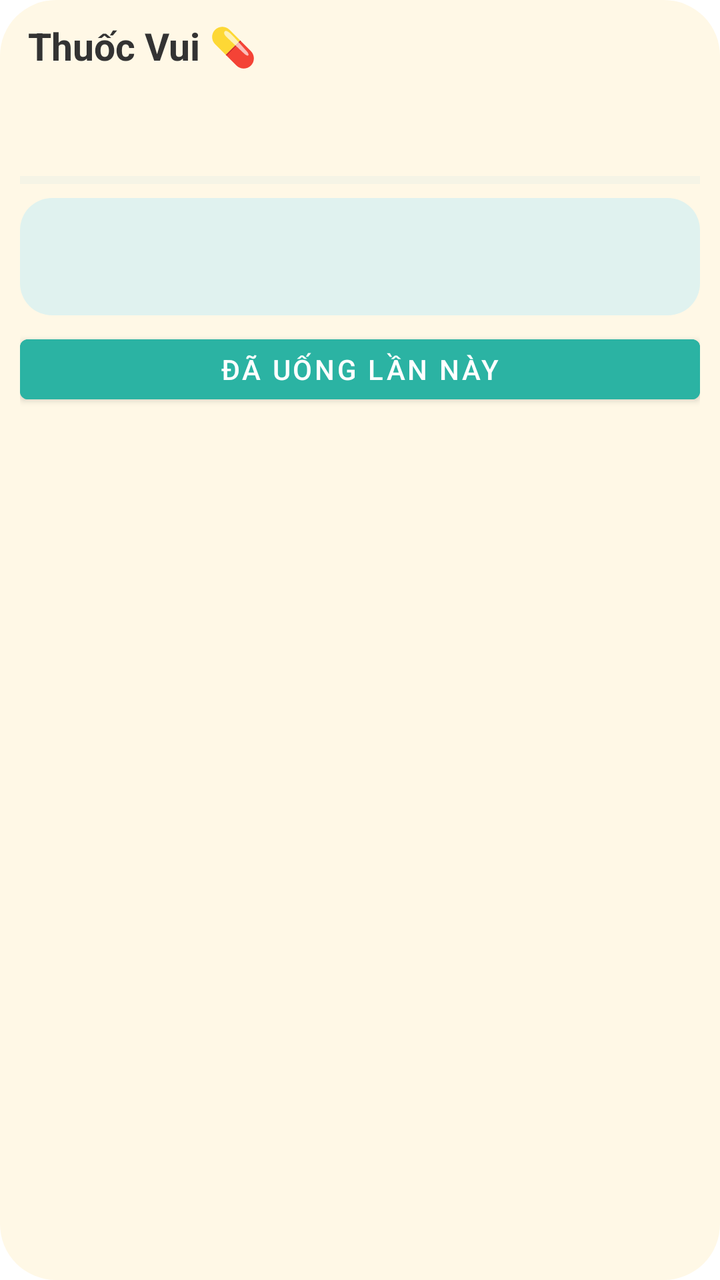
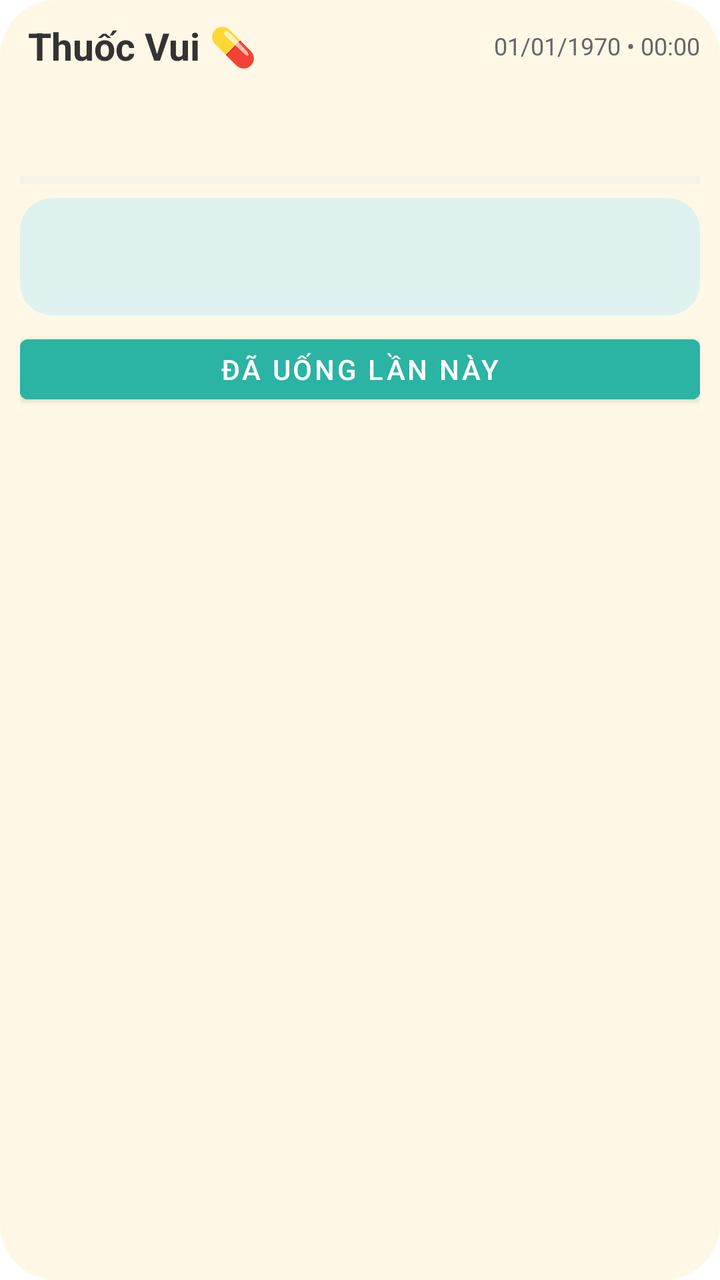

The first picture is an Android layout as it rendered before a commit; the second is the same layout after the commit. The layout source and the unified diff follow.
<!-- AndroidManifest.xml: fallback theme Theme.MaterialComponents.DayNight.NoActionBar -->
<!-- res/layout/thuoc_vui_widget.xml -->
<?xml version="1.0" encoding="utf-8"?>
<LinearLayout xmlns:android="http://schemas.android.com/apk/res/android"
    android:id="@+id/widget_container"
    android:layout_width="match_parent"
    android:layout_height="match_parent"
    android:layout_margin="4dp"
    android:orientation="vertical"
    android:background="@drawable/widget_background"
    android:padding="10dp">
    <TextView
        android:id="@+id/widget_title"
        android:layout_width="match_parent"
        android:layout_height="wrap_content"
        android:layout_marginLeft="4dp"
        android:text="Thuốc Vui 💊"
        android:textSize="19sp"
        android:textStyle="bold"
        android:textColor="#333333" />
    <TextView
        android:id="@+id/widget_pip"
        android:layout_width="match_parent"
        android:layout_height="wrap_content"
        android:layout_marginTop="4dp"
        android:textSize="14sp"
        android:textColor="#333333" />
    <TextView
        android:id="@+id/widget_progress"
        android:layout_width="match_parent"
        android:layout_height="wrap_content"
        android:layout_marginTop="4dp"
        android:textSize="15sp"
        android:textColor="#333333" />
    <ProgressBar
        android:id="@+id/widget_progress_bar"
        style="?android:attr/progressBarStyleHorizontal"
        android:layout_width="match_parent"
        android:layout_height="6dp"
        android:layout_marginTop="4dp"
        android:max="100"
        android:progress="0"
        android:progressTint="#2BB3A3"
        android:progressBackgroundTint="#D9E8E5" />
    <LinearLayout
        android:id="@+id/widget_next_card"
        android:layout_width="match_parent"
        android:layout_height="wrap_content"
        android:layout_marginTop="6dp"
        android:orientation="vertical"
        android:background="@drawable/next_card_light"
        android:padding="8dp">
        <TextView
            android:id="@+id/widget_next"
            android:layout_width="match_parent"
            android:layout_height="wrap_content"
            android:textSize="16sp"
            android:textStyle="bold"
            android:textColor="#333333" />
        <TextView
            android:id="@+id/widget_next_time"
            android:layout_width="match_parent"
            android:layout_height="wrap_content"
            android:layout_marginTop="2dp"
            android:textSize="14sp"
            android:textColor="#666666" />
    </LinearLayout>
    <Button
        android:id="@+id/widget_checkin"
        android:layout_width="match_parent"
        android:layout_height="wrap_content"
        android:layout_marginTop="6dp"
        android:minHeight="42dp"
        android:text="Đã uống lần này"
        android:textColor="#FFFFFF"
        android:backgroundTint="#2BB3A3" />
    <TextView
        android:id="@+id/widget_done"
        android:layout_width="match_parent"
        android:layout_height="wrap_content"
        android:layout_marginTop="6dp"
        android:text="🎉 Đã xong hôm nay!"
        android:textSize="16sp"
        android:textStyle="bold"
        android:visibility="gone" />
    <TextView
        android:id="@+id/widget_done_detail"
        android:layout_width="match_parent"
        android:layout_height="wrap_content"
        android:layout_marginTop="4dp"
        android:textSize="14sp"
        android:textColor="#333333"
        android:visibility="gone" />
</LinearLayout>
<!-- resources referenced by this layout -->
<resources>
  <!-- drawable next_card_light (drawable) -->
  <?xml version="1.0" encoding="utf-8"?>
  <shape xmlns:android="http://schemas.android.com/apk/res/android" android:shape="rectangle">
      <solid android:color="#FFE0F2EF" />
      <corners android:radius="16dp" />
  </shape>
  <!-- drawable widget_background (drawable) -->
  <?xml version="1.0" encoding="utf-8"?>
  <shape xmlns:android="http://schemas.android.com/apk/res/android" android:shape="rectangle">
      <solid android:color="#FFFFF8E6" />
      <corners android:radius="28dp" />
  </shape>
</resources>

<!-- the commit's change to res/layout/thuoc_vui_widget.xml (unified diff, before → after) -->
@@ -7,15 +7,31 @@
     android:orientation="vertical"
     android:background="@drawable/widget_background"
     android:padding="10dp">
-    <TextView
-        android:id="@+id/widget_title"
+    <LinearLayout
         android:layout_width="match_parent"
         android:layout_height="wrap_content"
-        android:layout_marginLeft="4dp"
-        android:text="Thuốc Vui 💊"
-        android:textSize="19sp"
-        android:textStyle="bold"
-        android:textColor="#333333" />
+        android:orientation="horizontal"
+        android:gravity="center_vertical">
+        <TextView
+            android:id="@+id/widget_title"
+            android:layout_width="0dp"
+            android:layout_weight="1"
+            android:layout_height="wrap_content"
+            android:layout_marginLeft="4dp"
+            android:text="Thuốc Vui 💊"
+            android:textSize="19sp"
+            android:textStyle="bold"
+            android:textColor="#333333" />
+        <TextClock
+            android:id="@+id/widget_datetime"
+            android:layout_width="wrap_content"
+            android:layout_height="wrap_content"
+            android:layout_marginLeft="8dp"
+            android:textSize="12sp"
+            android:textColor="#666666"
+            android:format24Hour="dd/MM/yyyy • HH:mm"
+            android:format12Hour="dd/MM/yyyy • HH:mm" />
+    </LinearLayout>
     <TextView
         android:id="@+id/widget_pip"
         android:layout_width="match_parent"
